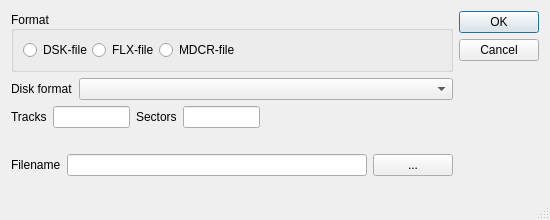
Old version of the form src/fpnew.ui in the repository aladur/flexemu.
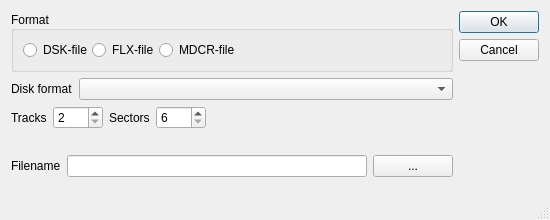
New version of the form.

Commit message: flexplorer: Use spin boxes to enter track and sector count.

The edit to the form file:
```diff
--- a/src/fpnew.ui
+++ b/src/fpnew.ui
@@ -153,7 +153,7 @@
       </layout>
      </item>
      <item>
-      <layout class="QHBoxLayout" name="horizontalLayout_4" stretch="0,4,0,4,10">
+      <layout class="QHBoxLayout" name="horizontalLayout_4" stretch="0,0,0,0,10">
        <property name="sizeConstraint">
         <enum>QLayout::SetDefaultConstraint</enum>
        </property>
@@ -183,24 +183,18 @@
         </widget>
        </item>
        <item>
-        <widget class="QLineEdit" name="e_tracks">
-         <property name="sizePolicy">
-          <sizepolicy hsizetype="Preferred" vsizetype="Fixed">
-           <horstretch>0</horstretch>
-           <verstretch>0</verstretch>
-          </sizepolicy>
-         </property>
+        <widget class="QSpinBox" name="e_tracks">
          <property name="minimumSize">
           <size>
-           <width>40</width>
+           <width>50</width>
            <height>0</height>
           </size>
          </property>
-         <property name="maximumSize">
-          <size>
-           <width>16777215</width>
-           <height>16777215</height>
-          </size>
+         <property name="minimum">
+          <number>2</number>
+         </property>
+         <property name="maximum">
+          <number>256</number>
          </property>
         </widget>
        </item>
@@ -224,24 +218,18 @@
         </widget>
        </item>
        <item>
-        <widget class="QLineEdit" name="e_sectors">
-         <property name="sizePolicy">
-          <sizepolicy hsizetype="Preferred" vsizetype="Fixed">
-           <horstretch>0</horstretch>
-           <verstretch>0</verstretch>
-          </sizepolicy>
-         </property>
+        <widget class="QSpinBox" name="e_sectors">
          <property name="minimumSize">
           <size>
-           <width>40</width>
+           <width>50</width>
            <height>0</height>
           </size>
          </property>
-         <property name="maximumSize">
-          <size>
-           <width>16777215</width>
-           <height>16777215</height>
-          </size>
+         <property name="minimum">
+          <number>6</number>
+         </property>
+         <property name="maximum">
+          <number>255</number>
          </property>
         </widget>
        </item>
```
The commit also changes 2 other files.
